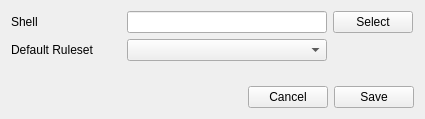
Qt form formcfgsettings.ui (newey499/qiptables) before a commit.
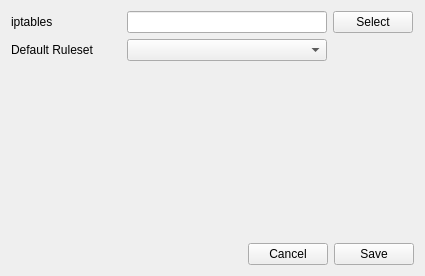
The same form after that commit.

```diff
--- a/formcfgsettings.ui
+++ b/formcfgsettings.ui
@@ -7,7 +7,7 @@
     <x>0</x>
     <y>0</y>
     <width>425</width>
-    <height>119</height>
+    <height>276</height>
    </rect>
   </property>
   <property name="windowTitle">
@@ -25,7 +25,7 @@
         </size>
        </property>
        <property name="text">
-        <string>Shell</string>
+        <string>iptables</string>
        </property>
       </widget>
      </item>
```
Left out of the diff: 42 changed lines with no effect on the pictures.
